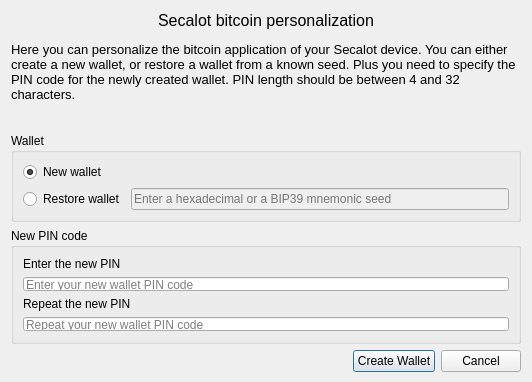
Old version of the form plugins/secalot/secalotPersoMainDialog.ui in the repository Secalot/electrum.
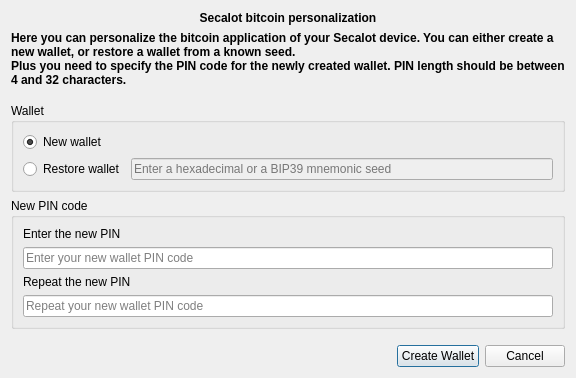
New version of the form.

Patch:
```diff
--- a/plugins/secalot/secalotPersoMainDialog.ui
+++ b/plugins/secalot/secalotPersoMainDialog.ui
@@ -6,12 +6,12 @@
    <rect>
     <x>0</x>
     <y>0</y>
-    <width>532</width>
-    <height>382</height>
+    <width>493</width>
+    <height>357</height>
    </rect>
   </property>
   <property name="sizePolicy">
-   <sizepolicy hsizetype="Preferred" vsizetype="Preferred">
+   <sizepolicy hsizetype="Minimum" vsizetype="Minimum">
     <horstretch>0</horstretch>
     <verstretch>0</verstretch>
    </sizepolicy>
@@ -24,38 +24,61 @@
   </property>
   <layout class="QGridLayout" name="gridLayout">
    <item row="4" column="0">
-    <spacer name="verticalSpacer">
-     <property name="orientation">
-      <enum>Qt::Vertical</enum>
+    <widget class="QGroupBox" name="PINCodeGroupBox">
+     <property name="title">
+      <string>New PIN code</string>
      </property>
-     <property name="sizeHint" stdset="0">
-      <size>
-       <width>20</width>
-       <height>40</height>
-      </size>
-     </property>
-    </spacer>
-   </item>
-   <item row="0" column="0">
-    <widget class="QLabel" name="HeaderLabel">
-     <property name="text">
-      <string>&lt;!DOCTYPE HTML PUBLIC &quot;-//W3C//DTD HTML 4.0//EN&quot; &quot;http://www.w3.org/TR/REC-html40/strict.dtd&quot;&gt;
-&lt;html&gt;&lt;head&gt;&lt;meta name=&quot;qrichtext&quot; content=&quot;1&quot; /&gt;&lt;style type=&quot;text/css&quot;&gt;
-p, li { white-space: pre-wrap; }
-&lt;/style&gt;&lt;/head&gt;&lt;body style=&quot; font-family:'MS Shell Dlg 2'; font-size:8pt; font-weight:400; font-style:normal;&quot;&gt;
-&lt;p align=&quot;center&quot; style=&quot; margin-top:12px; margin-bottom:12px; margin-left:0px; margin-right:0px; -qt-block-indent:0; text-indent:0px;&quot;&gt;&lt;span style=&quot; font-size:12pt;&quot;&gt;Secalot bitcoin personalization&lt;/span&gt;&lt;/p&gt;
-&lt;p style=&quot; margin-top:12px; margin-bottom:12px; margin-left:0px; margin-right:0px; -qt-block-indent:0; text-indent:0px;&quot;&gt;&lt;span style=&quot; font-size:10pt;&quot;&gt;Here you can personalize the bitcoin application of your Secalot device. You can either create a new wallet, or restore a wallet from a known seed. Plus you need to specify the PIN code for the newly created wallet. PIN length should be between 4 and 32 characters.&lt;/span&gt;&lt;/p&gt;
-&lt;p style=&quot;-qt-paragraph-type:empty; margin-top:12px; margin-bottom:12px; margin-left:0px; margin-right:0px; -qt-block-indent:0; text-indent:0px; font-size:10pt;&quot;&gt;&lt;br /&gt;&lt;/p&gt;&lt;/body&gt;&lt;/html&gt;</string>
-     </property>
-     <property name="textFormat">
-      <enum>Qt::RichText</enum>
-     </property>
-     <property name="wordWrap">
-      <bool>true</bool>
-     </property>
+     <layout class="QVBoxLayout" name="verticalLayout">
+      <item>
+       <widget class="QLabel" name="PINCodeLabel">
+        <property name="text">
+         <string>Enter the new PIN</string>
+        </property>
+       </widget>
+      </item>
+      <item>
+       <widget class="QLineEdit" name="PINCodeLineEdit">
+        <property name="sizePolicy">
+         <sizepolicy hsizetype="Expanding" vsizetype="Fixed">
+          <horstretch>0</horstretch>
+          <verstretch>0</verstretch>
+         </sizepolicy>
+        </property>
+        <property name="maxLength">
+         <number>32</number>
+        </property>
+        <property name="echoMode">
+         <enum>QLineEdit::Password</enum>
+        </property>
+        <property name="placeholderText">
+         <string>Enter your new wallet PIN code</string>
+        </property>
+       </widget>
+      </item>
+      <item>
+       <widget class="QLabel" name="RepeatPINCodeLabel">
+        <property name="text">
+         <string>Repeat the new PIN</string>
+        </property>
+       </widget>
+      </item>
+      <item>
+       <widget class="QLineEdit" name="RepeatPINCodeLineEdit">
+        <property name="maxLength">
+         <number>32</number>
+        </property>
+        <property name="echoMode">
+         <enum>QLineEdit::Password</enum>
+        </property>
+        <property name="placeholderText">
+         <string>Repeat your new wallet PIN code</string>
+        </property>
+       </widget>
+      </item>
+     </layout>
     </widget>
    </item>
-   <item row="1" column="0">
+   <item row="3" column="0">
     <widget class="QGroupBox" name="NewOrRestoreGroupBox">
      <property name="title">
       <string>Wallet</string>
@@ -94,62 +117,65 @@
      </layout>
     </widget>
    </item>
+   <item row="6" column="0">
+    <spacer name="verticalSpacer">
+     <property name="orientation">
+      <enum>Qt::Vertical</enum>
+     </property>
+     <property name="sizeType">
+      <enum>QSizePolicy::MinimumExpanding</enum>
+     </property>
+     <property name="sizeHint" stdset="0">
+      <size>
+       <width>20</width>
+       <height>10</height>
+      </size>
+     </property>
+    </spacer>
+   </item>
+   <item row="1" column="0">
+    <widget class="QLabel" name="label">
+     <property name="sizePolicy">
+      <sizepolicy hsizetype="MinimumExpanding" vsizetype="Minimum">
+       <horstretch>0</horstretch>
+       <verstretch>0</verstretch>
+      </sizepolicy>
+     </property>
+     <property name="font">
+      <font>
+       <weight>75</weight>
+       <bold>true</bold>
+      </font>
+     </property>
+     <property name="text">
+      <string>Here you can personalize the bitcoin application of your Secalot device. You can either create a new wallet, or restore a wallet from a known seed.
+Plus you need to specify the PIN code for the newly created wallet. PIN length should be between 4 and 32 characters.</string>
+     </property>
+     <property name="textFormat">
+      <enum>Qt::PlainText</enum>
+     </property>
+     <property name="wordWrap">
+      <bool>true</bool>
+     </property>
+    </widget>
+   </item>
    <item row="2" column="0">
-    <widget class="QGroupBox" name="PINCodeGroupBox">
-     <property name="title">
-      <string>New PIN code</string>
+    <spacer name="verticalSpacer_2">
+     <property name="orientation">
+      <enum>Qt::Vertical</enum>
      </property>
-     <layout class="QVBoxLayout" name="verticalLayout">
-      <item>
-       <widget class="QLabel" name="PINCodeLabel">
-        <property name="text">
-         <string>Enter the new PIN</string>
-        </property>
-       </widget>
-      </item>
-      <item>
-       <widget class="QLineEdit" name="PINCodeLineEdit">
-        <property name="sizePolicy">
-         <sizepolicy hsizetype="Expanding" vsizetype="Fixed">
-          <horstretch>0</horstretch>
-          <verstretch>0</verstretch>
-         </sizepolicy>
-        </property>
-        <property name="maxLength">
-         <number>32</number>
-        </property>
-        <property name="echoMode">
-         <enum>QLineEdit::Password</enum>
-        </property>
-        <property name="placeholderText">
-         <string>Enter your new wallet PIN code</string>
-        </property>
-       </widget>
-      </item>
-      <item>
-       <widget class="QLabel" name="RepeatPINCodeLabel">
-        <property name="text">
-         <string>Repeat the new PIN</string>
-        </property>
-       </widget>
-      </item>
-      <item>
-       <widget class="QLineEdit" name="RepeatPINCodeLineEdit">
-        <property name="maxLength">
-         <number>32</number>
-        </property>
-        <property name="echoMode">
-         <enum>QLineEdit::Password</enum>
-        </property>
-        <property name="placeholderText">
-         <string>Repeat your new wallet PIN code</string>
-        </property>
-       </widget>
-      </item>
-     </layout>
-    </widget>
+     <property name="sizeType">
+      <enum>QSizePolicy::Minimum</enum>
+     </property>
+     <property name="sizeHint" stdset="0">
+      <size>
+       <width>20</width>
+       <height>10</height>
+      </size>
+     </property>
+    </spacer>
    </item>
-   <item row="5" column="0">
+   <item row="7" column="0">
     <layout class="QHBoxLayout" name="horizontalLayout">
      <item>
       <spacer name="horizontalSpacer">
@@ -180,6 +206,28 @@
      </item>
     </layout>
    </item>
+   <item row="0" column="0">
+    <widget class="QLabel" name="label_2">
+     <property name="sizePolicy">
+      <sizepolicy hsizetype="MinimumExpanding" vsizetype="Minimum">
+       <horstretch>0</horstretch>
+       <verstretch>0</verstretch>
+      </sizepolicy>
+     </property>
+     <property name="font">
+      <font>
+       <weight>75</weight>
+       <bold>true</bold>
+      </font>
+     </property>
+     <property name="text">
+      <string>Secalot bitcoin personalization</string>
+     </property>
+     <property name="alignment">
+      <set>Qt::AlignCenter</set>
+     </property>
+    </widget>
+   </item>
   </layout>
  </widget>
  <resources/>
```
Left out of the diff: 9 changed lines with no effect on the pictures.
